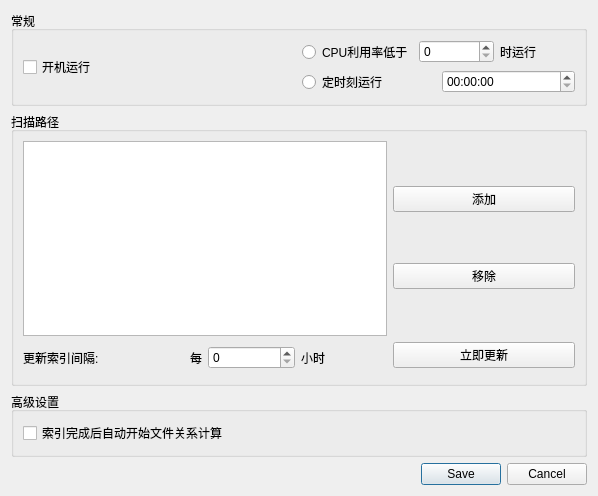
lvyilin/SmartFilesManager, file settingsdialog.ui: the form before one commit.
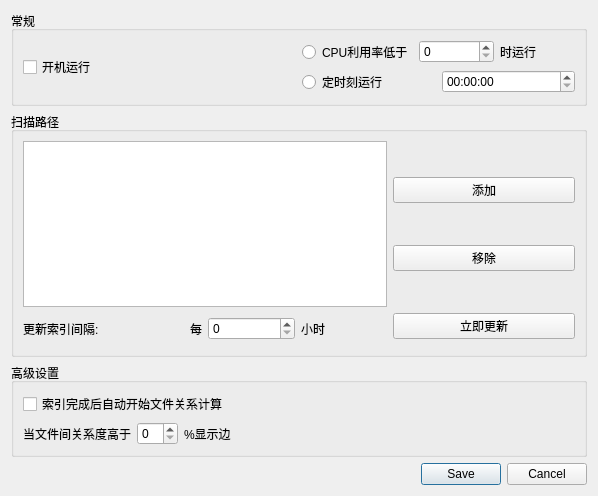
The form after the commit.

Patch:
```diff
--- a/settingsdialog.ui
+++ b/settingsdialog.ui
@@ -160,6 +160,40 @@
         </property>
        </widget>
       </item>
+      <item row="1" column="0">
+       <layout class="QHBoxLayout" name="horizontalLayout_3">
+        <item>
+         <widget class="QLabel" name="label_3">
+          <property name="text">
+           <string>当文件间关系度高于</string>
+          </property>
+         </widget>
+        </item>
+        <item>
+         <widget class="QSpinBox" name="spinBoxDisplayEdge"/>
+        </item>
+        <item>
+         <widget class="QLabel" name="label_4">
+          <property name="text">
+           <string>%显示边</string>
+          </property>
+         </widget>
+        </item>
+        <item>
+         <spacer name="horizontalSpacer">
+          <property name="orientation">
+           <enum>Qt::Horizontal</enum>
+          </property>
+          <property name="sizeHint" stdset="0">
+           <size>
+            <width>40</width>
+            <height>20</height>
+           </size>
+          </property>
+         </spacer>
+        </item>
+       </layout>
+      </item>
      </layout>
     </widget>
    </item>
```
